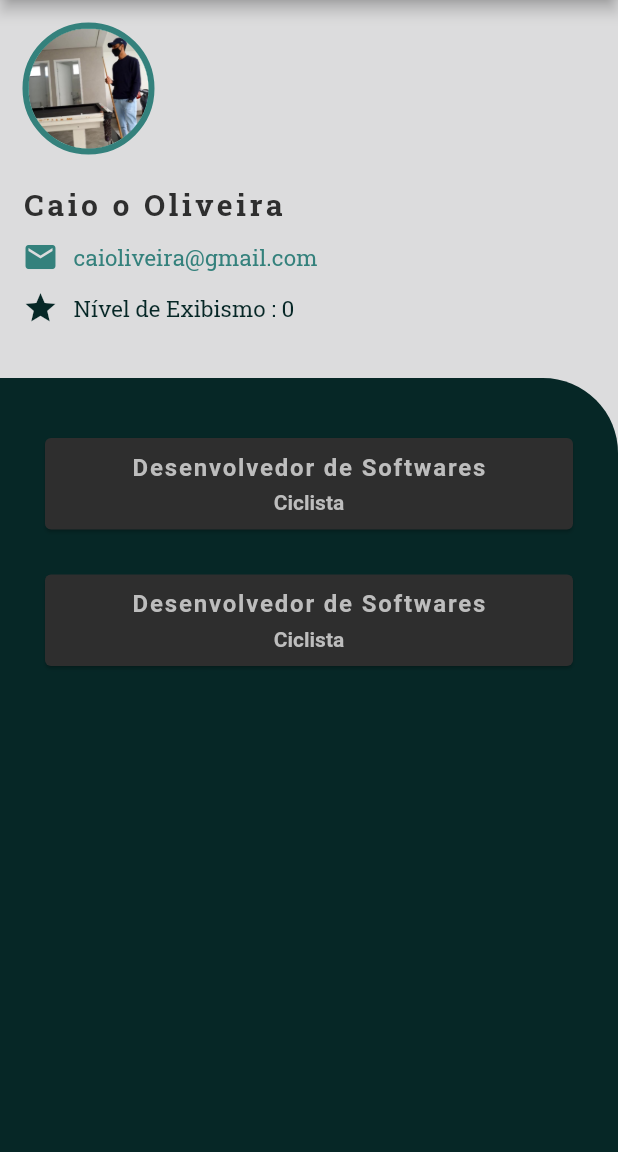
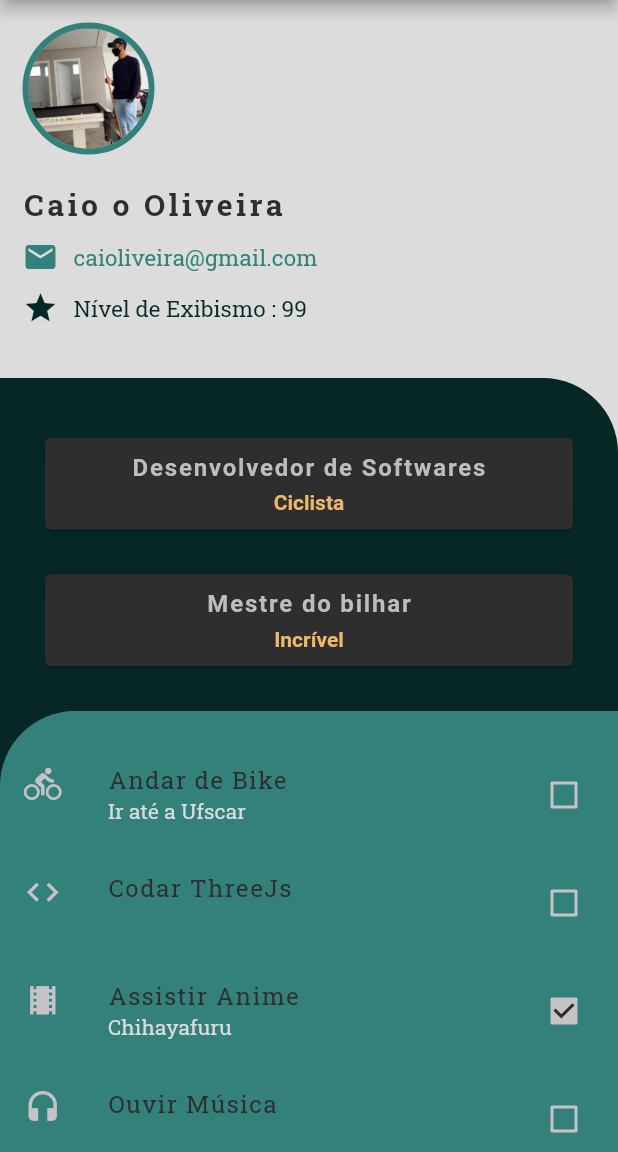
Before and after one commit to AmandaCleto/flutter--todo-list--front, a Flutter app: the screen it shows after launch, on a phone screen of 412 x 824 dp, the part 84-1236 px from its top. Run offline on Flutter 3.47's test engine with Material 2 defaults, Android fonts, the light colour scheme and no system bars.

Commit message:
showed all widgets

```diff
--- a/lib/PersonalStats.dart
+++ b/lib/PersonalStats.dart
@@ -35,7 +35,7 @@ class PersonalStats extends StatelessWidget {
                 style: TextStyle(
                   fontSize: 14.0,
                   fontWeight: FontWeight.bold,
-                  color: Colors.grey[400],
+                  color: Color(0xFFEEB868),
                 ),
               ),
             ),
--- a/lib/main.dart
+++ b/lib/main.dart
@@ -77,11 +77,11 @@ class HomePage extends StatefulWidget {
 }
 
 class _HomePageState extends State<HomePage> {
-  int sum = 0;
+  int sum = 99;
 
   List<Stats> stats = [
     Stats(profission: 'Desenvolvedor de Softwares', hobby: 'Ciclista'),
-    Stats(profission: 'Desenvolvedor de Softwares', hobby: 'Ciclista'),
+    Stats(profission: 'Mestre do bilhar', hobby: 'Incrível'),
   ];
 
   @override
@@ -206,74 +206,82 @@ class _HomePageState extends State<HomePage> {
                   child: Padding(
                     padding: const EdgeInsets.fromLTRB(0, 10.0, 0, 0),
                     child: Column(
-                      children: stats
-                          .map((stat) => PersonalStats(stat: stat))
-                          .toList(),
-
-                      // Expanded(
-                      //   child: ClipRRect(
-                      //     borderRadius: BorderRadius.only(
-                      //       topLeft: Radius.circular(50),
-                      //     ),
-                      //     child: Container(
-                      //       color: Color(0xFF34817C),
-                      //       child: ListView.builder(
-                      //         padding: EdgeInsets.fromLTRB(0, 20.0, 0, 0),
-                      //         itemCount: widget.todoList.length,
-                      //         itemBuilder: (BuildContext context, int index) {
-                      //           final todo = widget.todoList[index];
-                      //           return Center(
-                      //             child: Container(
-                      //               child: Theme(
-                      //                 child: CheckboxListTile(
-                      //                   title: Text(
-                      //                     todo.description,
-                      //                     style: TextStyle(
-                      //                       color: Color(0xFF2E2E2E),
-                      //                       letterSpacing: 1.0,
-                      //                       fontFamily: 'RobotoSlab',
-                      //                     ),
-                      //                   ),
-                      //                   subtitle: Text(
-                      //                     todo.complement,
-                      //                     style: TextStyle(
-                      //                       color: Color(0xFFDCDCDD),
-                      //                       fontFamily: 'RobotoSlab',
-                      //                     ),
-                      //                   ),
-                      //                   secondary: Icon(
-                      //                     IconData(
-                      //                       int.parse(todo.icon),
-                      //                       fontFamily: 'MaterialIcons',
-                      //                     ),
-                      //                     color: Color(0xFFC5C3C6),
-                      //                     size: 25,
-                      //                   ),
-                      //                   activeColor: Color(0xFFC5C3C6),
-                      //                   checkColor: Color(0xFF2E2E2E),
-                      //                   key: Key(todo.description),
-                      //                   value: todo.checked,
-                      //                   onChanged: (value) {
-                      //                     setState(() {
-                      //                       todo.checked = value;
-                      //                     });
-                      //                   },
-                      //                 ),
-                      //                 data: ThemeData(
-                      //                     // checked color
-                      //                     primarySwatch: Colors.pink,
-                      //                     // border color
-                      //                     unselectedWidgetColor:
-                      //                         Color(0xFFC5C3C6)),
-                      //               ),
-                      //             ),
-                      //           );
-                      //         },
-                      //       ),
-                      //     ),
-                      //   ),
-                      // ),
-                      // ],
+                      children: [
+                        Container(
+                          child: Column(
+                            children: stats
+                                .map((stat) => PersonalStats(stat: stat))
+                                .toList(),
+                          ),
+                        ),
+                        Expanded(
+                          child: Padding(
+                            padding: const EdgeInsets.fromLTRB(0, 30.0, 0, 0),
+                            child: ClipRRect(
+                              borderRadius: BorderRadius.only(
+                                topLeft: Radius.circular(50),
+                              ),
+                              child: Container(
+                                color: Color(0xFF34817C),
+                                child: ListView.builder(
+                                  padding: EdgeInsets.fromLTRB(0, 20.0, 0, 0),
+                                  itemCount: widget.todoList.length,
+                                  itemBuilder:
+                                      (BuildContext context, int index) {
+                                    final todo = widget.todoList[index];
+                                    return Center(
+                                      child: Container(
+                                        child: Theme(
+                                          child: CheckboxListTile(
+                                            title: Text(
+                                              todo.description,
+                                              style: TextStyle(
+                                                color: Color(0xFF2E2E2E),
+                                                letterSpacing: 1.0,
+                                                fontFamily: 'RobotoSlab',
+                                              ),
+                                            ),
+                                            subtitle: Text(
+                                              todo.complement,
+                                              style: TextStyle(
+                                                color: Color(0xFFDCDCDD),
+                                                fontFamily: 'RobotoSlab',
+                                              ),
+                                            ),
+                                            secondary: Icon(
+                                              IconData(
+                                                int.parse(todo.icon),
+                                                fontFamily: 'MaterialIcons',
+                                              ),
+                                              color: Color(0xFFC5C3C6),
+                                              size: 25,
+                                            ),
+                                            activeColor: Color(0xFFC5C3C6),
+                                            checkColor: Color(0xFF2E2E2E),
+                                            key: Key(todo.description),
+                                            value: todo.checked,
+                                            onChanged: (value) {
+                                              setState(() {
+                                                todo.checked = value;
+                                              });
+                                            },
+                                          ),
+                                          data: ThemeData(
+                                              // checked color
+                                              primarySwatch: Colors.pink,
+                                              // border color
+                                              unselectedWidgetColor:
+                                                  Color(0xFFC5C3C6)),
+                                        ),
+                                      ),
+                                    );
+                                  },
+                                ),
+                              ),
+                            ),
+                          ),
+                        ),
+                      ],
                     ),
                   ),
                 ),
```
